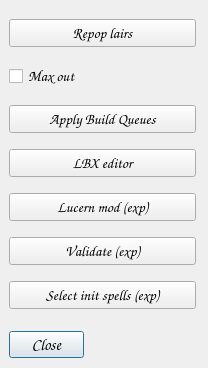
First picture: the form in MoMTweaker/dialogtools.ui, repository jbalcomb/MoM-RTGT, before the edit.
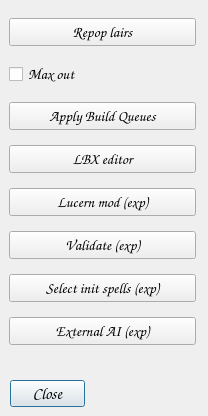
Second picture: the form after the edit. Icons and pictures are not drawn.

Commit message: Experimental external AI

Diff of the .ui file:
```diff
--- a/MoMTweaker/dialogtools.ui
+++ b/MoMTweaker/dialogtools.ui
@@ -7,7 +7,7 @@
     <x>0</x>
     <y>0</y>
     <width>208</width>
-    <height>368</height>
+    <height>416</height>
    </rect>
   </property>
   <property name="font">
@@ -23,8 +23,8 @@
   <widget class="QDialogButtonBox" name="buttonBox">
    <property name="geometry">
     <rect>
-     <x>9</x>
-     <y>331</y>
+     <x>10</x>
+     <y>380</y>
      <width>75</width>
      <height>27</height>
     </rect>
@@ -36,13 +36,13 @@
     <set>QDialogButtonBox::Close</set>
    </property>
   </widget>
-  <widget class="QWidget" name="">
+  <widget class="QWidget" name="layoutWidget">
    <property name="geometry">
     <rect>
      <x>9</x>
      <y>9</y>
      <width>187</width>
-     <height>311</height>
+     <height>346</height>
     </rect>
    </property>
    <layout class="QVBoxLayout" name="verticalLayout">
@@ -281,6 +281,41 @@
       </property>
      </widget>
     </item>
+    <item>
+     <widget class="QPushButton" name="pushButton_ExternalAI">
+      <property name="sizePolicy">
+       <sizepolicy hsizetype="Fixed" vsizetype="Fixed">
+        <horstretch>0</horstretch>
+        <verstretch>0</verstretch>
+       </sizepolicy>
+      </property>
+      <property name="maximumSize">
+       <size>
+        <width>200</width>
+        <height>16777215</height>
+       </size>
+      </property>
+      <property name="font">
+       <font>
+        <pointsize>11</pointsize>
+        <italic>true</italic>
+       </font>
+      </property>
+      <property name="text">
+       <string>External AI (exp)</string>
+      </property>
+      <property name="icon">
+       <iconset resource="../Resources/InteractiveGameTweaker.qrc">
+        <normaloff>:/heroes/roland.gif</normaloff>:/heroes/roland.gif</iconset>
+      </property>
+      <property name="iconSize">
+       <size>
+        <width>32</width>
+        <height>32</height>
+       </size>
+      </property>
+     </widget>
+    </item>
    </layout>
   </widget>
  </widget>
```
The commit also changes 21 other files.
